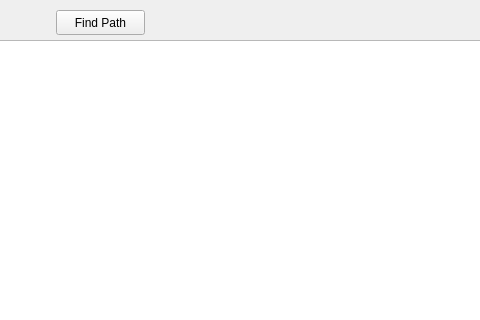
The window that Qt/qt6/a_star/mainwindow.ui (olegsmvl/Sandbox.Cpp) describes before a commit, drawn with Qt 5; both pictures show x 164 to 644 and y 0 to 320 of the 800 by 600 pixel window.
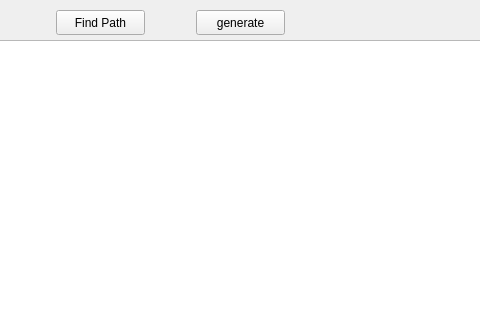
The same window after the commit.

Commit message: generate more obstacles

```diff
--- a/Qt/qt6/a_star/mainwindow.ui
+++ b/Qt/qt6/a_star/mainwindow.ui
@@ -37,6 +37,19 @@
      <string>Find Path</string>
     </property>
    </widget>
+   <widget class="QPushButton" name="generateButton">
+    <property name="geometry">
+     <rect>
+      <x>360</x>
+      <y>10</y>
+      <width>89</width>
+      <height>25</height>
+     </rect>
+    </property>
+    <property name="text">
+     <string>generate</string>
+    </property>
+   </widget>
   </widget>
   <widget class="QMenuBar" name="menubar">
    <property name="geometry">
```
The commit also changes 4 other files.
